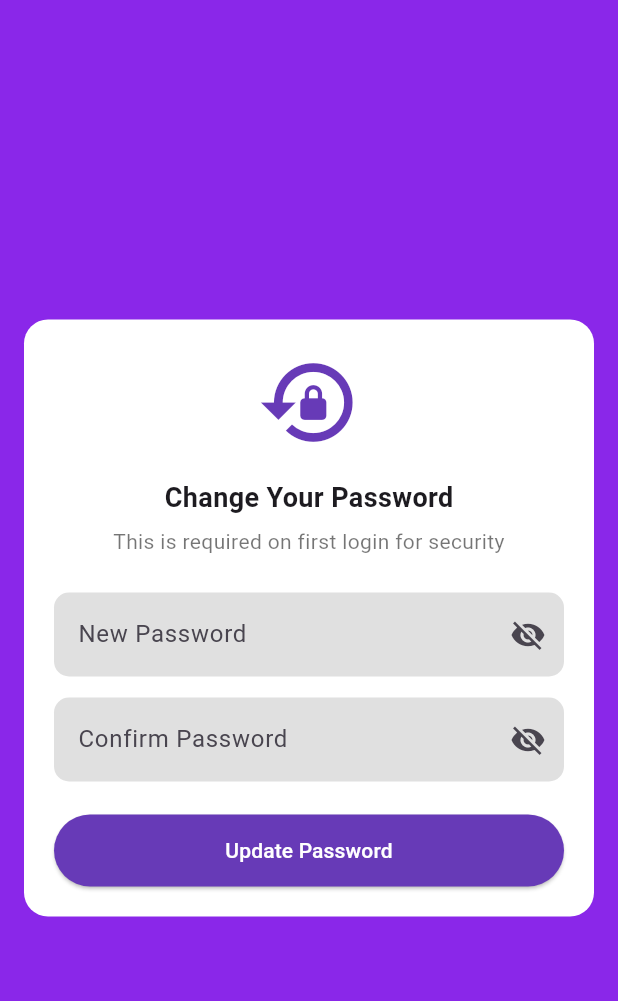
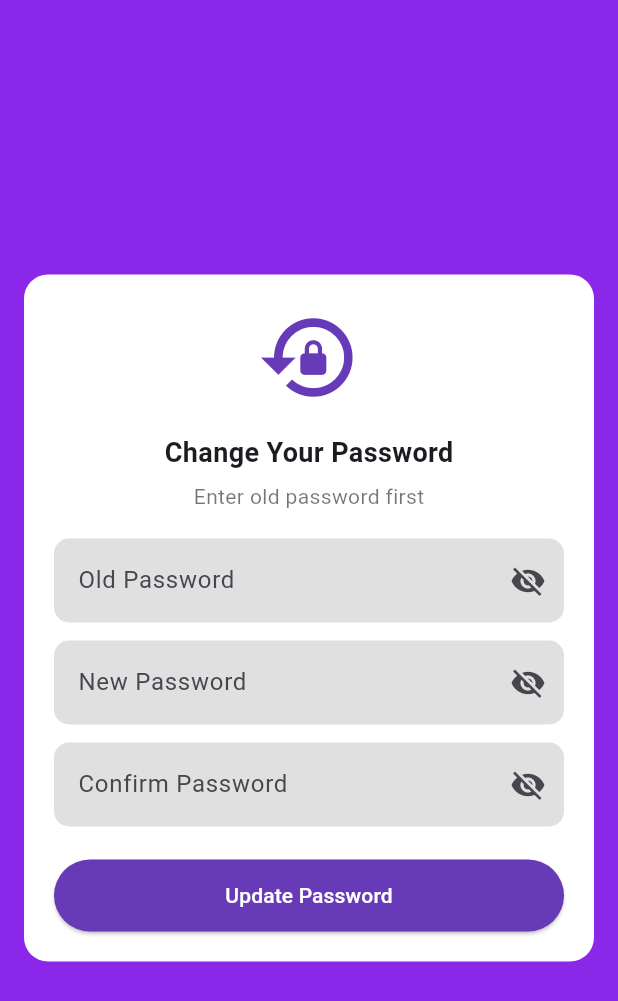
Before and after one commit to THIRUSAKTH/School-Data-Management-System, a Flutter app: the ChangePasswordScreen screen opened directly with empty values, on a phone screen of 412 x 824 dp. Shown: the top 1001 px of the screen. Run offline on Flutter 3.47's test engine with Material 3 defaults, Android fonts, the phone set to English and light mode, and no system bars; our stand-ins replace cloud_firestore, firebase_auth, firebase_core; accounts and stored records are empty.

Commit message:
slight changes in admin add student page and change password ,login changes made like for parents login purpose

```diff
--- a/lib/screens/authentication_page/change_password_screen.dart
+++ b/lib/screens/authentication_page/change_password_screen.dart
@@ -6,11 +6,13 @@ import 'package:schoolprojectjan/screens/teacher/teacher_home.dart';
 class ChangePasswordScreen extends StatefulWidget {
   final String schoolId;
   final String userId;
+  final String role; // Teacher or Parent
 
   const ChangePasswordScreen({
     super.key,
     required this.schoolId,
     required this.userId,
+    required this.role,
   });
 
   @override
@@ -18,13 +20,14 @@ class ChangePasswordScreen extends StatefulWidget {
 }
 
 class _ChangePasswordScreenState extends State<ChangePasswordScreen> {
-  final TextEditingController newPasswordController = TextEditingController();
-  final TextEditingController confirmPasswordController =
-  TextEditingController();
+  final oldPasswordController = TextEditingController();
+  final newPasswordController = TextEditingController();
+  final confirmPasswordController = TextEditingController();
 
   bool loading = false;
   bool hide1 = true;
   bool hide2 = true;
+  bool hide3 = true;
 
   @override
   Widget build(BuildContext context) {
@@ -33,8 +36,6 @@ class _ChangePasswordScreenState extends State<ChangePasswordScreen> {
       body: Center(
         child: SingleChildScrollView(
           padding: const EdgeInsets.all(16),
-          child: ConstrainedBox(
-            constraints: const BoxConstraints(maxWidth: 420),
           child: Container(
             padding: const EdgeInsets.all(20),
             decoration: BoxDecoration(
@@ -51,34 +52,41 @@ class _ChangePasswordScreenState extends State<ChangePasswordScreen> {
 
                 const Text(
                   "Change Your Password",
-                    style:
-                    TextStyle(fontSize: 18, fontWeight: FontWeight.bold),
+                  style: TextStyle(fontSize: 18, fontWeight: FontWeight.bold),
                 ),
 
                 const SizedBox(height: 6),
 
                 const Text(
-                    "This is required on first login for security",
-                    textAlign: TextAlign.center,
+                  "Enter old password first",
                   style: TextStyle(color: Colors.black54),
                 ),
 
-                  const SizedBox(height: 24),
+                const SizedBox(height: 18),
+
+                _passwordField(
+                  controller: oldPasswordController,
+                  hint: "Old Password",
+                  hide: hide1,
+                  toggle: () => setState(() => hide1 = !hide1),
+                ),
+
+                const SizedBox(height: 12),
 
                 _passwordField(
                   controller: newPasswordController,
                   hint: "New Password",
-                    hide: hide1,
-                    toggle: () => setState(() => hide1 = !hide1),
+                  hide: hide2,
+                  toggle: () => setState(() => hide2 = !hide2),
                 ),
 
-                  const SizedBox(height: 14),
+                const SizedBox(height: 12),
 
                 _passwordField(
                   controller: confirmPasswordController,
                   hint: "Confirm Password",
-                    hide: hide2,
-                    toggle: () => setState(() => hide2 = !hide2),
+                  hide: hide3,
+                  toggle: () => setState(() => hide3 = !hide3),
                 ),
 
                 const SizedBox(height: 22),
@@ -92,16 +100,12 @@ class _ChangePasswordScreenState extends State<ChangePasswordScreen> {
                     ),
                     onPressed: loading ? null : _updatePassword,
                     child: loading
-                          ? const CircularProgressIndicator(
-                          color: Colors.white)
-                          : const Text(
-                        "Update Password",
-                        style: TextStyle(color: Colors.white),
-                      ),
+                        ? const CircularProgressIndicator(color: Colors.white)
+                        : const Text("Update Password",
+                        style: TextStyle(color: Colors.white)),
                   ),
                 ),
               ],
-              ),
             ),
           ),
         ),
@@ -135,6 +139,7 @@ class _ChangePasswordScreenState extends State<ChangePasswordScreen> {
   }
 
   Future<void> _updatePassword() async {
+    final oldPass = oldPasswordController.text.trim();
     final newPass = newPasswordController.text.trim();
     final confirmPass = confirmPasswordController.text.trim();
 
@@ -151,21 +156,39 @@ class _ChangePasswordScreenState extends State<ChangePasswordScreen> {
     setState(() => loading = true);
 
     try {
-      await FirebaseAuth.instance.currentUser!.updatePassword(newPass);
+      final user = FirebaseAuth.instance.currentUser!;
+      final email = user.email!;
+
+      // 🔐 Re-authentication (THIS FIXES YOUR ERROR)
+      final credential = EmailAuthProvider.credential(
+        email: email,
+        password: oldPass,
+      );
+
+      await user.reauthenticateWithCredential(credential);
+
+      // ✅ Update password
+      await user.updatePassword(newPass);
+
+      // ✅ Update Firestore firstLogin flag
+      final collection =
+      widget.role == "Teacher" ? "teachers" : "parents";
 
       await FirebaseFirestore.instance
           .collection('schools')
           .doc(widget.schoolId)
-          .collection('teachers')
+          .collection(collection)
           .doc(widget.userId)
           .update({'firstLogin': false});
+
+      _msg("Password updated successfully");
 
       Navigator.pushReplacement(
         context,
         MaterialPageRoute(builder: (_) => const TeacherHome()),
       );
     } catch (e) {
-      _msg("Error: $e");
+      _msg("Error: ${e.toString()}");
     }
 
     setState(() => loading = false);
```
Also changed, not shown: lib/screens/admin/admin-add-student-page.dart (+27 -14 lines), lib/screens/authentication_page/login_page.dart (+46 -120 lines). Lines whose indentation alone changed are shown as unchanged.
